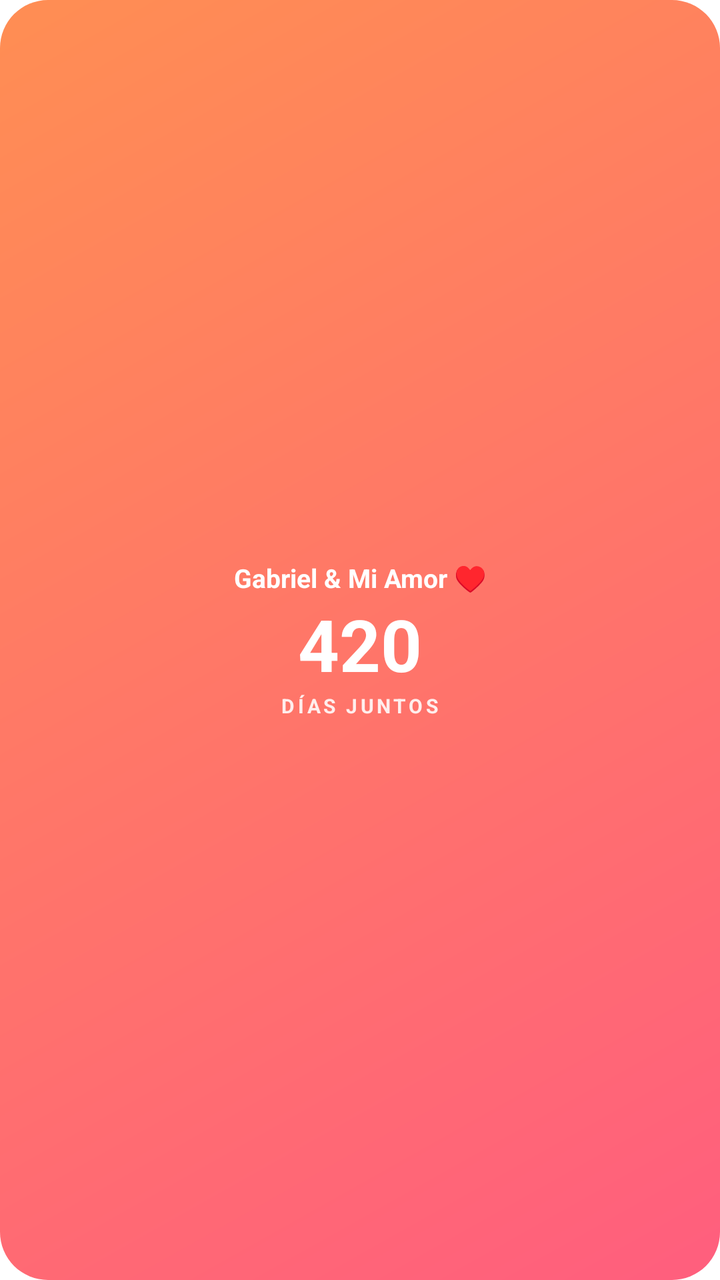
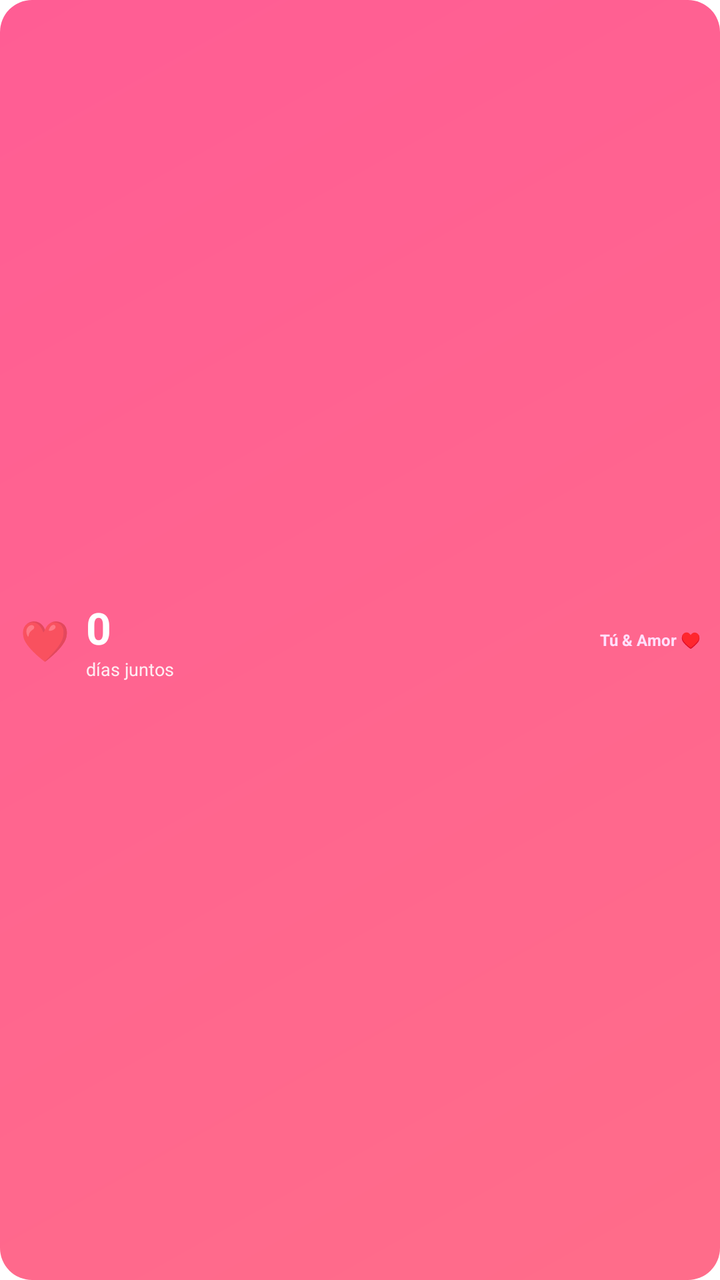

Before-and-after screenshots of an Android layout around one commit, followed by the original layout XML and the change that was made.
<!-- AndroidManifest.xml: fallback theme Theme.MaterialComponents.DayNight.NoActionBar -->
<!-- res/layout/love_counter_widget.xml -->
<?xml version="1.0" encoding="utf-8"?>
<LinearLayout xmlns:android="http://schemas.android.com/apk/res/android"
    android:id="@+id/widget_container"
    android:layout_width="match_parent"
    android:layout_height="match_parent"
    android:background="@drawable/widget_background"
    android:orientation="vertical"
    android:gravity="center"
    android:padding="16dp">

    <TextView
        android:id="@+id/widget_couple_names"
        android:layout_width="wrap_content"
        android:layout_height="wrap_content"
        android:text="Gabriel &amp; Mi Amor ♥"
        android:textColor="#FFFFFF"
        android:textSize="13sp"
        android:textStyle="bold"
        android:gravity="center" />

    <TextView
        android:id="@+id/widget_days_count"
        android:layout_width="wrap_content"
        android:layout_height="wrap_content"
        android:text="420"
        android:textColor="#FFFFFF"
        android:textSize="36sp"
        android:textStyle="bold"
        android:gravity="center" />

    <TextView
        android:id="@+id/widget_days_label"
        android:layout_width="wrap_content"
        android:layout_height="wrap_content"
        android:text="DÍAS JUNTOS"
        android:textColor="#E0FFFFFF"
        android:textSize="10sp"
        android:letterSpacing="0.15"
        android:textStyle="bold"
        android:gravity="center" />
</LinearLayout>
<!-- resources referenced by this layout -->
<resources>
  <!-- drawable widget_background (drawable) -->
  <?xml version="1.0" encoding="utf-8"?>
  <shape xmlns:android="http://schemas.android.com/apk/res/android"
      android:shape="rectangle">
      <gradient
          android:angle="135"
          android:startColor="#FFFF5E7E"
          android:endColor="#FFFF8E53"
          android:type="linear" />
      <corners android:radius="24dp" />
  </shape>
</resources>

<!-- the commit's change to res/layout/love_counter_widget.xml (unified diff, before → after) -->
@@ -4,38 +4,55 @@
     android:layout_width="match_parent"
     android:layout_height="match_parent"
     android:background="@drawable/widget_background"
-    android:orientation="vertical"
-    android:gravity="center"
-    android:padding="16dp">
+    android:orientation="horizontal"
+    android:gravity="center_vertical"
+    android:padding="10dp">
 
+    
+    <TextView
+        android:layout_width="wrap_content"
+        android:layout_height="wrap_content"
+        android:text="❤️"
+        android:textSize="20sp"
+        android:layout_marginEnd="8dp" />
+
+    
+    <LinearLayout
+        android:layout_width="0dp"
+        android:layout_height="wrap_content"
+        android:layout_weight="1"
+        android:orientation="vertical"
+        android:gravity="center_vertical">
+
+        <TextView
+            android:id="@+id/widget_days_count"
+            android:layout_width="wrap_content"
+            android:layout_height="wrap_content"
+            android:text="0"
+            android:textColor="#FFFFFF"
+            android:textSize="22sp"
+            android:textStyle="bold" />
+
+        <TextView
+            android:id="@+id/widget_days_label"
+            android:layout_width="wrap_content"
+            android:layout_height="wrap_content"
+            android:text="días juntos"
+            android:textColor="#E0FFFFFF"
+            android:textSize="9sp" />
+
+    </LinearLayout>
+
+    
     <TextView
         android:id="@+id/widget_couple_names"
         android:layout_width="wrap_content"
         android:layout_height="wrap_content"
-        android:text="Gabriel &amp; Mi Amor ♥"
-        android:textColor="#FFFFFF"
-        android:textSize="13sp"
+        android:text="Tú &amp; Amor ♥"
+        android:textColor="#FFE0FF"
+        android:textSize="8sp"
         android:textStyle="bold"
-        android:gravity="center" />
+        android:maxLines="2"
+        android:gravity="end|center_vertical" />
 
-    <TextView
-        android:id="@+id/widget_days_count"
-        android:layout_width="wrap_content"
-        android:layout_height="wrap_content"
-        android:text="420"
-        android:textColor="#FFFFFF"
-        android:textSize="36sp"
-        android:textStyle="bold"
-        android:gravity="center" />
-
-    <TextView
-        android:id="@+id/widget_days_label"
-        android:layout_width="wrap_content"
-        android:layout_height="wrap_content"
-        android:text="DÍAS JUNTOS"
-        android:textColor="#E0FFFFFF"
-        android:textSize="10sp"
-        android:letterSpacing="0.15"
-        android:textStyle="bold"
-        android:gravity="center" />
 </LinearLayout>
<!-- resource entries referenced after the edit -->
@@ -6,10 +6,10 @@
       android:shape="rectangle">
       <gradient
           android:angle="135"
-          android:startColor="#FFFF5E7E"
-          android:endColor="#FFFF8E53"
+          android:startColor="#E8FF5E7E"
+          android:endColor="#E8FF4D8A"
           android:type="linear" />
-      <corners android:radius="24dp" />
+      <corners android:radius="16dp" />
   </shape>
 </resources>
 
